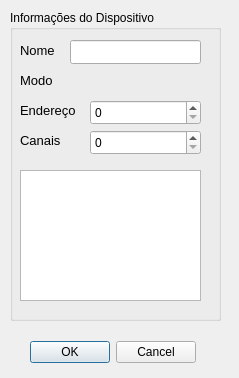
First picture: the form in ControladorDMX/dispositivodmx.ui, repository guilhermecv/prg22107, before the edit.
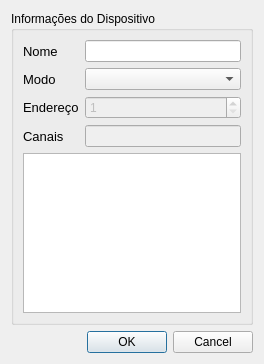
Second picture: the form after the edit. Icons and pictures are not drawn.

What changed in the file:
```diff
--- a/ControladorDMX/dispositivodmx.ui
+++ b/ControladorDMX/dispositivodmx.ui
@@ -6,38 +6,24 @@
    <rect>
     <x>0</x>
     <y>0</y>
-    <width>239</width>
-    <height>378</height>
+    <width>264</width>
+    <height>364</height>
    </rect>
   </property>
   <property name="windowTitle">
    <string>Dispositivo DMX</string>
   </property>
-  <property name="windowIcon">
-   <iconset resource="imagens.qrc">
-    <normaloff>:/img/rgbmatrix.png</normaloff>:/img/rgbmatrix.png</iconset>
-  </property>
+  <layout class="QVBoxLayout" name="verticalLayout">
+   <item>
   <widget class="QGroupBox" name="groupBox">
-   <property name="geometry">
-    <rect>
-     <x>10</x>
-     <y>10</y>
-     <width>211</width>
-     <height>311</height>
-    </rect>
-   </property>
    <property name="title">
     <string>Informações do Dispositivo</string>
    </property>
+     <layout class="QHBoxLayout" name="horizontalLayout">
+      <item>
+       <layout class="QFormLayout" name="formLayout">
+        <item row="0" column="0">
    <widget class="QLabel" name="label">
-    <property name="geometry">
-     <rect>
-      <x>10</x>
-      <y>30</y>
-      <width>49</width>
-      <height>21</height>
-     </rect>
-    </property>
     <property name="font">
      <font>
       <pointsize>10</pointsize>
@@ -47,25 +33,9 @@
      <string>Nome</string>
     </property>
    </widget>
-   <widget class="QLineEdit" name="name_edit">
-    <property name="geometry">
-     <rect>
-      <x>60</x>
-      <y>30</y>
-      <width>131</width>
-      <height>24</height>
-     </rect>
-    </property>
-   </widget>
+        </item>
+        <item row="1" column="0">
    <widget class="QLabel" name="label_2">
-    <property name="geometry">
-     <rect>
-      <x>10</x>
-      <y>60</y>
-      <width>49</width>
-      <height>21</height>
-     </rect>
-    </property>
     <property name="font">
      <font>
       <pointsize>10</pointsize>
@@ -75,15 +45,36 @@
      <string>Modo</string>
     </property>
    </widget>
+        </item>
+        <item row="0" column="1">
+         <widget class="QLineEdit" name="nameInput"/>
+        </item>
+        <item row="1" column="1">
+         <widget class="QComboBox" name="comboBoxMode">
+          <item>
+           <property name="text">
+            <string/>
+           </property>
+          </item>
+          <item>
+           <property name="text">
+            <string>RGB</string>
+           </property>
+          </item>
+          <item>
+           <property name="text">
+            <string>RGBW</string>
+           </property>
+          </item>
+          <item>
+           <property name="text">
+            <string>Refletor RGB</string>
+           </property>
+          </item>
+         </widget>
+        </item>
+        <item row="2" column="0">
    <widget class="QLabel" name="label_3">
-    <property name="geometry">
-     <rect>
-      <x>10</x>
-      <y>90</y>
-      <width>71</width>
-      <height>21</height>
-     </rect>
-    </property>
     <property name="font">
      <font>
       <pointsize>10</pointsize>
@@ -93,25 +84,9 @@
      <string>Endereço</string>
     </property>
    </widget>
-   <widget class="QSpinBox" name="address_edit">
-    <property name="geometry">
-     <rect>
-      <x>80</x>
-      <y>90</y>
-      <width>111</width>
-      <height>25</height>
-     </rect>
-    </property>
-   </widget>
+        </item>
+        <item row="3" column="0">
    <widget class="QLabel" name="label_4">
-    <property name="geometry">
-     <rect>
-      <x>10</x>
-      <y>120</y>
-      <width>71</width>
-      <height>21</height>
-     </rect>
-    </property>
     <property name="font">
      <font>
       <pointsize>10</pointsize>
@@ -121,40 +96,46 @@
      <string>Canais</string>
     </property>
    </widget>
-   <widget class="QSpinBox" name="channels_edit">
-    <property name="geometry">
-     <rect>
-      <x>80</x>
-      <y>120</y>
-      <width>111</width>
-      <height>25</height>
-     </rect>
-    </property>
-   </widget>
-   <widget class="QListWidget" name="channelsWidget">
-    <property name="geometry">
-     <rect>
-      <x>10</x>
-      <y>160</y>
-      <width>181</width>
-      <height>131</height>
-     </rect>
-    </property>
-   </widget>
-  </widget>
+        </item>
+        <item row="3" column="1">
+         <widget class="QLineEdit" name="channels">
+          <property name="enabled">
+           <bool>false</bool>
+          </property>
+         </widget>
+        </item>
+        <item row="4" column="0" colspan="2">
+         <widget class="QTextEdit" name="deviceInfo"/>
+        </item>
+        <item row="2" column="1">
+         <widget class="QSpinBox" name="addressInput">
+          <property name="enabled">
+           <bool>false</bool>
+          </property>
+          <property name="minimum">
+           <number>1</number>
+          </property>
+          <property name="maximum">
+           <number>512</number>
+          </property>
+         </widget>
+        </item>
+       </layout>
+      </item>
+     </layout>
+    </widget>
+   </item>
+   <item>
   <widget class="QDialogButtonBox" name="buttonBox">
-   <property name="geometry">
-    <rect>
-     <x>30</x>
-     <y>340</y>
-     <width>166</width>
-     <height>24</height>
-    </rect>
+     <property name="orientation">
+      <enum>Qt::Horizontal</enum>
    </property>
    <property name="standardButtons">
     <set>QDialogButtonBox::Cancel|QDialogButtonBox::Ok</set>
    </property>
   </widget>
+   </item>
+  </layout>
  </widget>
  <resources>
   <include location="imagens.qrc"/>
```
Left out of the diff: 41 changed lines with no effect on the pictures. Lines whose indentation alone changed are shown as unchanged.
